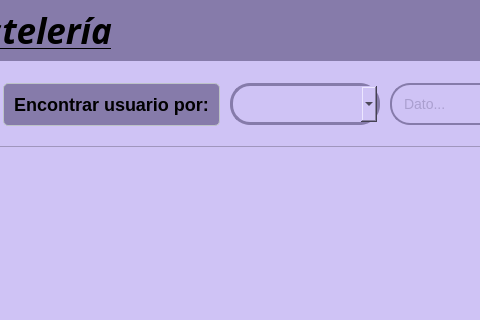
First picture: the form in app/view/ui/usuarioView.ui, repository ErickSanat/POS-PythonQt, before the edit; both pictures show x 323 to 803 and y 0 to 320 of the 1200 by 691 pixel window.
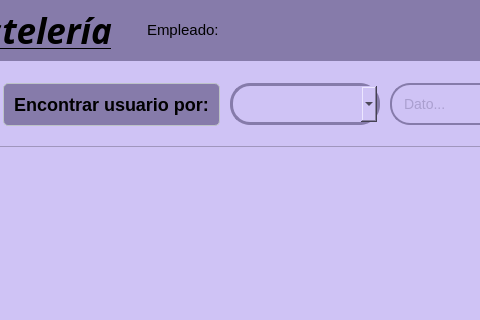
Second picture: the form after the edit. Icons and pictures are not drawn.

Commit message: update: label de quien esta iniciado

```diff
--- a/app/view/ui/usuarioView.ui
+++ b/app/view/ui/usuarioView.ui
@@ -748,6 +748,29 @@
       </size>
      </property>
     </widget>
+    <widget class="QLabel" name="labelEmpleado">
+     <property name="geometry">
+      <rect>
+       <x>470</x>
+       <y>0</y>
+       <width>186</width>
+       <height>59</height>
+      </rect>
+     </property>
+     <property name="font">
+      <font>
+       <pointsize>11</pointsize>
+      </font>
+     </property>
+     <property name="styleSheet">
+      <string notr="true">color: #00000;
+font-size: 14px;
+color: rgb(134, 123, 170);</string>
+     </property>
+     <property name="text">
+      <string>Empleado:</string>
+     </property>
+    </widget>
    </widget>
   </widget>
   <widget class="QFrame" name="frameFlotante">
```
Left out of the diff: 12 changed lines with no effect on the pictures. The commit also changes 19 other files.
